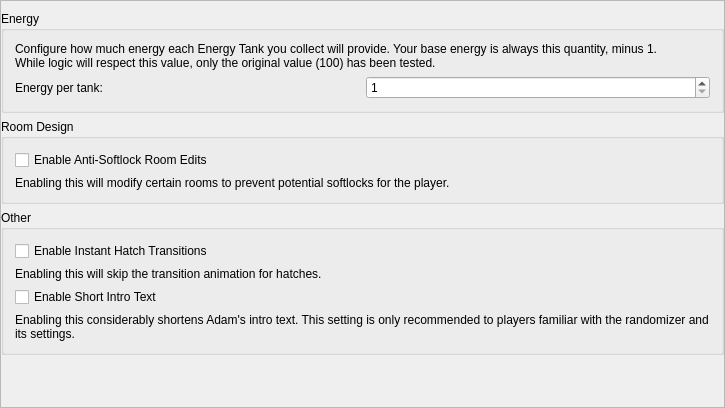
This is randovania/games/fusion/gui/ui_files/preset_fusion_patches.ui in randovania/randovania as Qt 5 draws it before an edit. The edited form follows.
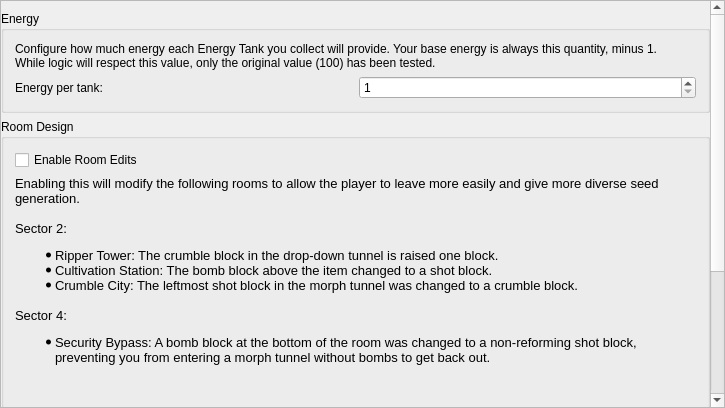
This is the edited form.

Commit message: change softlock ui text

Diff of the .ui file:
```diff
--- a/randovania/games/fusion/gui/ui_files/preset_fusion_patches.ui
+++ b/randovania/games/fusion/gui/ui_files/preset_fusion_patches.ui
@@ -44,7 +44,7 @@
          <x>0</x>
          <y>0</y>
          <width>709</width>
-         <height>422</height>
+         <height>703</height>
         </rect>
        </property>
        <property name="sizePolicy">
@@ -150,7 +150,7 @@
            <item>
             <widget class="QCheckBox" name="anti_softlock_check">
              <property name="text">
-              <string>Enable Anti-Softlock Room Edits</string>
+              <string>Enable Room Edits</string>
              </property>
             </widget>
            </item>
@@ -163,7 +163,23 @@
               </sizepolicy>
              </property>
              <property name="text">
-              <string>Enabling this will modify certain rooms to prevent potential softlocks for the player.</string>
+              <string>&lt;!DOCTYPE HTML PUBLIC &quot;-//W3C//DTD HTML 4.0//EN&quot; &quot;http://www.w3.org/TR/REC-html40/strict.dtd&quot;&gt;
+&lt;html&gt;&lt;head&gt;&lt;meta name=&quot;qrichtext&quot; content=&quot;1&quot; /&gt;&lt;meta charset=&quot;utf-8&quot; /&gt;&lt;style type=&quot;text/css&quot;&gt;
+p, li { white-space: pre-wrap; }
+hr { height: 1px; border-width: 0; }
+li.unchecked::marker { content: &quot;\2610&quot;; }
+li.checked::marker { content: &quot;\2612&quot;; }
+&lt;/style&gt;&lt;/head&gt;&lt;body style=&quot; font-family:'Noto Sans'; font-size:10pt; font-weight:400; font-style:normal;&quot;&gt;
+&lt;p style=&quot; margin-top:0px; margin-bottom:0px; margin-left:0px; margin-right:0px; -qt-block-indent:0; text-indent:0px;&quot;&gt;Enabling this will modify the following rooms to allow the player to leave more easily and give more diverse seed generation.&lt;br /&gt;&lt;br /&gt;Sector 2:&lt;/p&gt;
+&lt;ul style=&quot;margin-top: 0px; margin-bottom: 0px; margin-left: 0px; margin-right: 0px; -qt-list-indent: 1;&quot;&gt;
+&lt;li style=&quot; margin-top:12px; margin-bottom:0px; margin-left:0px; margin-right:0px; -qt-block-indent:0; text-indent:0px;&quot;&gt;Ripper Tower: The crumble block in the drop-down tunnel is raised one block.&lt;/li&gt;
+&lt;li style=&quot; margin-top:0px; margin-bottom:0px; margin-left:0px; margin-right:0px; -qt-block-indent:0; text-indent:0px;&quot;&gt;Cultivation Station: The bomb block above the item changed to a shot block.&lt;/li&gt;
+&lt;li style=&quot; margin-top:0px; margin-bottom:0px; margin-left:0px; margin-right:0px; -qt-block-indent:0; text-indent:0px;&quot;&gt;Crumble City: The leftmost shot block in the morph tunnel was changed to a crumble block.&lt;/li&gt;&lt;/ul&gt;
+&lt;p style=&quot; margin-top:0px; margin-bottom:0px; margin-left:0px; margin-right:0px; -qt-block-indent:0; text-indent:0px;&quot;&gt;&lt;br /&gt;Sector 4:&lt;/p&gt;
+&lt;ul style=&quot;margin-top: 0px; margin-bottom: 0px; margin-left: 0px; margin-right: 0px; -qt-list-indent: 1;&quot;&gt;
+&lt;li style=&quot; margin-top:12px; margin-bottom:0px; margin-left:0px; margin-right:0px; -qt-block-indent:0; text-indent:0px;&quot;&gt;Security Bypass: A bomb block at the bottom of the room was changed to a non-reforming shot block, preventing you from entering a morph tunnel without bombs to get back out.&lt;/li&gt;&lt;/ul&gt;
+&lt;p style=&quot;-qt-paragraph-type:empty; margin-top:0px; margin-bottom:0px; margin-left:0px; margin-right:0px; -qt-block-indent:0; text-indent:0px;&quot;&gt;&lt;br /&gt;&lt;/p&gt;
+&lt;p style=&quot;-qt-paragraph-type:empty; margin-top:0px; margin-bottom:0px; margin-left:0px; margin-right:0px; -qt-block-indent:0; text-indent:0px;&quot;&gt;&lt;br /&gt;&lt;/p&gt;&lt;/body&gt;&lt;/html&gt;</string>
              </property>
              <property name="wordWrap">
               <bool>true</bool>
```
Left out of the diff: 8 changed lines with no effect on the pictures. The commit also changes 1 other file.
